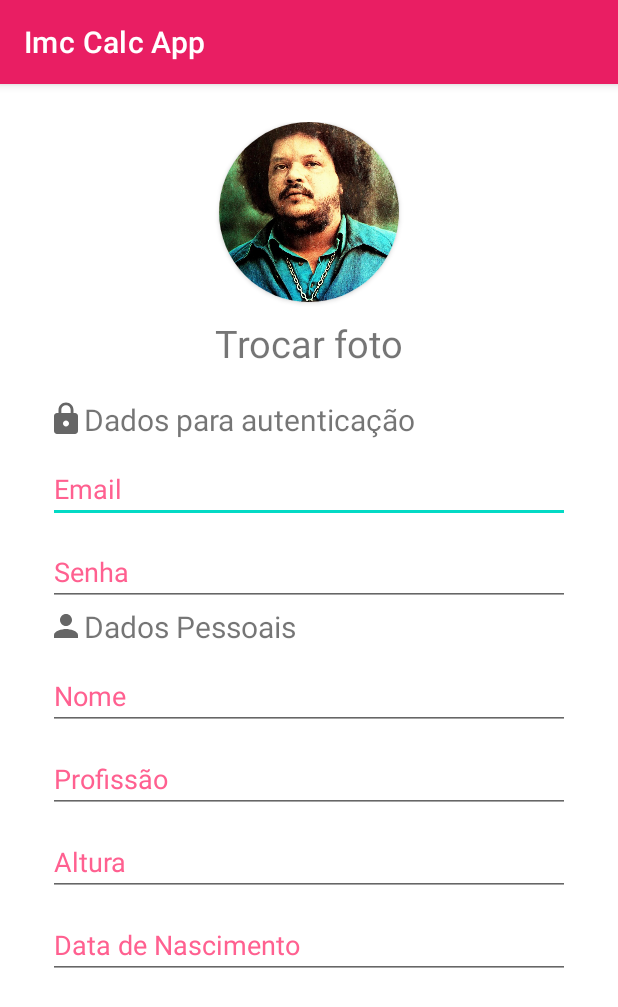
After one commit to danielgbatista/Health-Imc-app, an Android app: the NovoUsuarioActivity screen opened directly, with no data from a screen before it, on a phone screen of 412 x 824 dp. The commit adds this screen. Shown: the top 1007 px of the screen. Run offline under Robolectric (Android 15) with nearby library versions, the phone set to English and light mode, and no system bars; Roboto replaces fonts that are not available here.

Commit message:
Página de Cadastro

```diff
--- a/app/src/main/AndroidManifest.xml
+++ b/app/src/main/AndroidManifest.xml
@@ -9,7 +9,8 @@
         android:roundIcon="@mipmap/ic_launcher_round"
         android:supportsRtl="true"
         android:theme="@style/Theme.ImcCalcApp">
-        <activity android:name=".DashBoardActivity"></activity>
+        <activity android:name=".NovoUsuarioActivity"></activity>
+        <activity android:name=".DashBoardActivity" />
         <activity android:name=".MainActivity">
             <intent-filter>
                 <action android:name="android.intent.action.MAIN" />
--- /dev/null
+++ b/app/src/main/java/com/example/imccalcapp/NovoUsuarioActivity.kt
@@ -0,0 +1,11 @@
+package com.example.imccalcapp
+
+import androidx.appcompat.app.AppCompatActivity
+import android.os.Bundle
+
+class NovoUsuarioActivity : AppCompatActivity() {
+    override fun onCreate(savedInstanceState: Bundle?) {
+        super.onCreate(savedInstanceState)
+        setContentView(R.layout.activity_novo_usuario)
+    }
+}
--- /dev/null
+++ b/app/src/main/res/drawable/ic_baseline_person_24.xml
@@ -0,0 +1,10 @@
+<vector xmlns:android="http://schemas.android.com/apk/res/android"
+    android:width="24dp"
+    android:height="24dp"
+    android:viewportWidth="24"
+    android:viewportHeight="24"
+    android:tint="?attr/colorControlNormal">
+  <path
+      android:fillColor="@android:color/white"
+      android:pathData="M12,12c2.21,0 4,-1.79 4,-4s-1.79,-4 -4,-4 -4,1.79 -4,4 1.79,4 4,4zM12,14c-2.67,0 -8,1.34 -8,4v2h16v-2c0,-2.66 -5.33,-4 -8,-4z"/>
+</vector>
--- a/app/src/main/res/layout/activity_dash_board.xml
+++ b/app/src/main/res/layout/activity_dash_board.xml
@@ -94,6 +94,7 @@
         <LinearLayout
             android:layout_width="match_parent"
             android:layout_height="wrap_content"
+
             >
             <TextView
                 android:layout_width="0dp"
--- /dev/null
+++ b/app/src/main/res/layout/activity_novo_usuario.xml
@@ -0,0 +1,111 @@
+<?xml version="1.0" encoding="utf-8"?>
+<LinearLayout
+    xmlns:android="http://schemas.android.com/apk/res/android"
+    xmlns:app="http://schemas.android.com/apk/res-auto"
+    xmlns:tools="http://schemas.android.com/tools"
+    android:layout_width="match_parent"
+    android:layout_height="match_parent"
+    tools:context=".NovoUsuarioActivity"
+    android:orientation="vertical">
+
+    <LinearLayout
+        android:layout_width="match_parent"
+        android:layout_height="210dp"
+        android:orientation="vertical"
+        android:paddingTop="25dp"
+        >
+
+        <androidx.cardview.widget.CardView
+            android:layout_width="120dp"
+            android:layout_height="120dp"
+            app:cardCornerRadius="60dp"
+            android:layout_gravity="center">
+            <ImageView
+                android:layout_width="match_parent"
+                android:layout_height="match_parent"
+                android:src="@drawable/tim_maia"
+                android:scaleType="centerCrop"
+                />
+        </androidx.cardview.widget.CardView>
+
+        <TextView
+            android:layout_width="wrap_content"
+            android:layout_height="wrap_content"
+            android:layout_marginTop="10dp"
+            android:textSize="25dp"
+            android:text="Trocar foto"
+            android:layout_gravity="center"
+            />
+
+    </LinearLayout>
+    <LinearLayout
+        android:layout_width="match_parent"
+        android:layout_height="match_parent"
+        android:orientation="vertical"
+        android:layout_alignParentStart="true"
+        android:layout_alignParentEnd="true"
+        android:paddingStart="32dp"
+        android:paddingEnd="32dp"
+        >
+        <TextView
+            android:layout_width="match_parent"
+            android:layout_height="wrap_content"
+            android:text="Dados para autenticação"
+            android:textSize="20dp"
+            android:drawableStart="@drawable/lock_24"
+            />
+        <EditText
+            android:layout_width="match_parent"
+            android:layout_height="wrap_content"
+            android:hint="Email"
+            android:layout_marginTop="10dp"
+            android:layout_marginBottom="10dp"
+            android:textColorHint="@color/pink_200"
+            />
+        <EditText
+            android:layout_width="match_parent"
+            android:layout_height="wrap_content"
+            android:hint="Senha"
+            android:textColorHint="@color/pink_200"
+            />
+
+
+        <TextView
+            android:layout_width="match_parent"
+            android:layout_height="wrap_content"
+            android:text="Dados Pessoais"
+            android:textSize="20dp"
+            android:drawableStart="@drawable/ic_baseline_person_24"
+            />
+        <EditText
+            android:layout_width="match_parent"
+            android:layout_height="wrap_content"
+            android:hint="Nome"
+            android:layout_marginTop="10dp"
+            android:layout_marginBottom="10dp"
+            android:textColorHint="@color/pink_200"
+            />
+        <EditText
+            android:layout_width="match_parent"
+            android:layout_height="wrap_content"
+            android:hint="Profissão"
+            android:textColorHint="@color/pink_200"
+            />
+        <EditText
+            android:layout_width="match_parent"
+            android:layout_height="wrap_content"
+            android:hint="Altura"
+            android:layout_marginTop="10dp"
+            android:layout_marginBottom="10dp"
+            android:textColorHint="@color/pink_200"
+            />
+        <EditText
+            android:layout_width="match_parent"
+            android:layout_height="wrap_content"
+            android:hint="Data de Nascimento"
+            android:textColorHint="@color/pink_200"
+            />
+
+    </LinearLayout>
+
+</LinearLayout>
```
